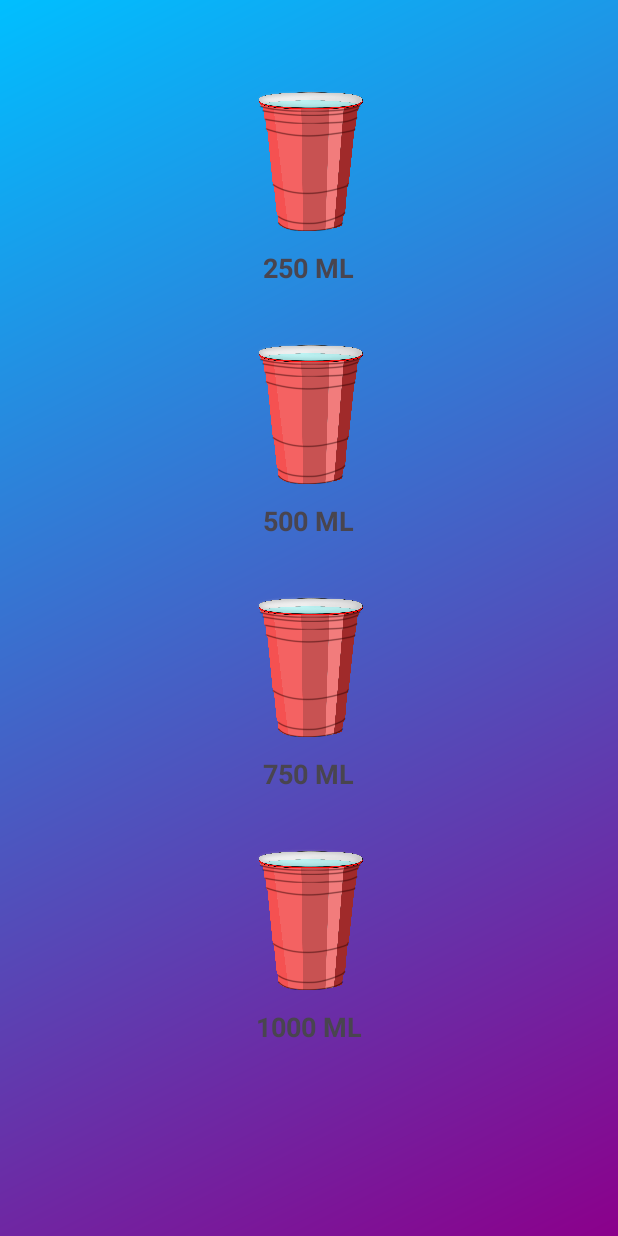
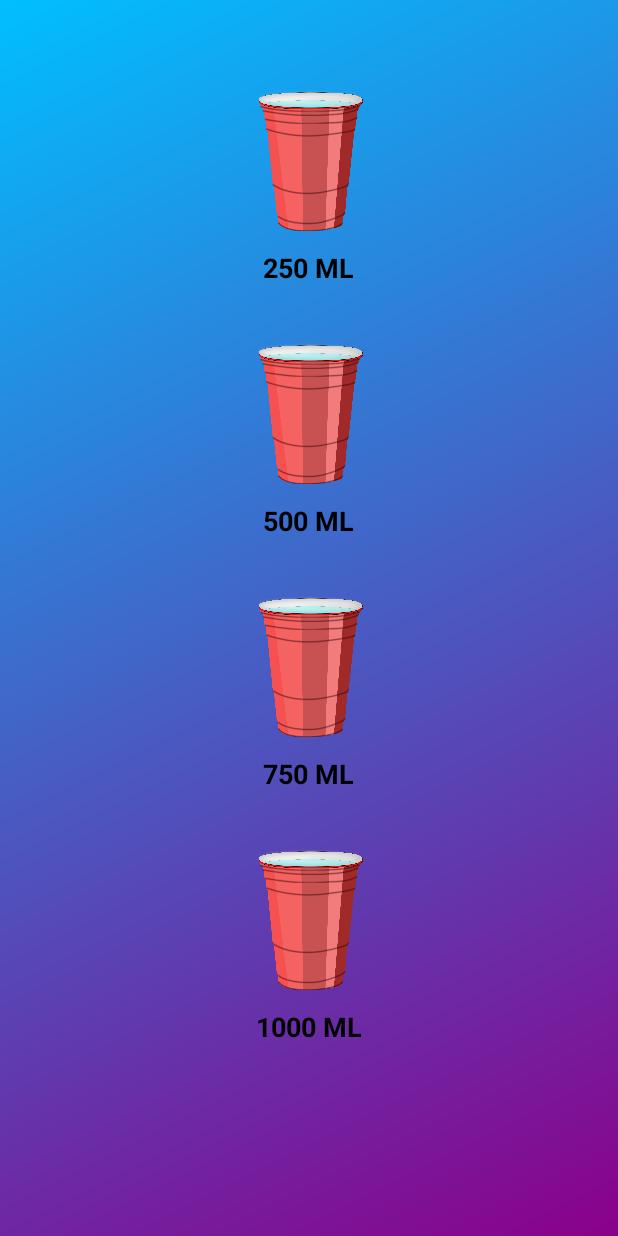
Before and after one commit to GiuliannaDiaz7/DISPENSERAPP, an Android app built with Jetpack Compose: the VasosActivity screen opened directly, with no data from a screen before it, on a phone screen of 412 x 824 dp. Run offline under Robolectric (Android 15) with nearby library versions, the phone set to English and light mode, and no system bars.

Commit message:
cambio de colores

```diff
--- a/app/src/main/res/layout/activity_vasos.xml
+++ b/app/src/main/res/layout/activity_vasos.xml
@@ -33,6 +33,7 @@
                 android:text="250 ML"
                 android:textSize="18sp"
                 android:textStyle="bold"
+                android:textColor="@android:color/black"
                 android:layout_marginTop="8dp"/>
         </LinearLayout>
     <!-- Vaso 500 -->
@@ -55,6 +56,7 @@
             android:text="500 ML"
             android:textSize="18sp"
             android:textStyle="bold"
+            android:textColor="@android:color/black"
             android:layout_marginTop="8dp"/>
     </LinearLayout>
         <!-- Vaso 750 -->
@@ -76,6 +78,7 @@
                 android:layout_height="wrap_content"
                 android:text="750 ML"
                 android:textSize="18sp"
+                android:textColor="@android:color/black"
                 android:textStyle="bold"
                 android:layout_marginTop="8dp"/>
         </LinearLayout>
@@ -97,6 +100,7 @@
                 android:layout_width="wrap_content"
                 android:layout_height="wrap_content"
                 android:text="1000 ML"
+                android:textColor="@android:color/black"
                 android:textSize="18sp"
                 android:textStyle="bold"
                 android:layout_marginTop="8dp"/>
```
Also changed, not shown: app/src/main/res/layout/activity_main.xml (+6 -3 lines).
